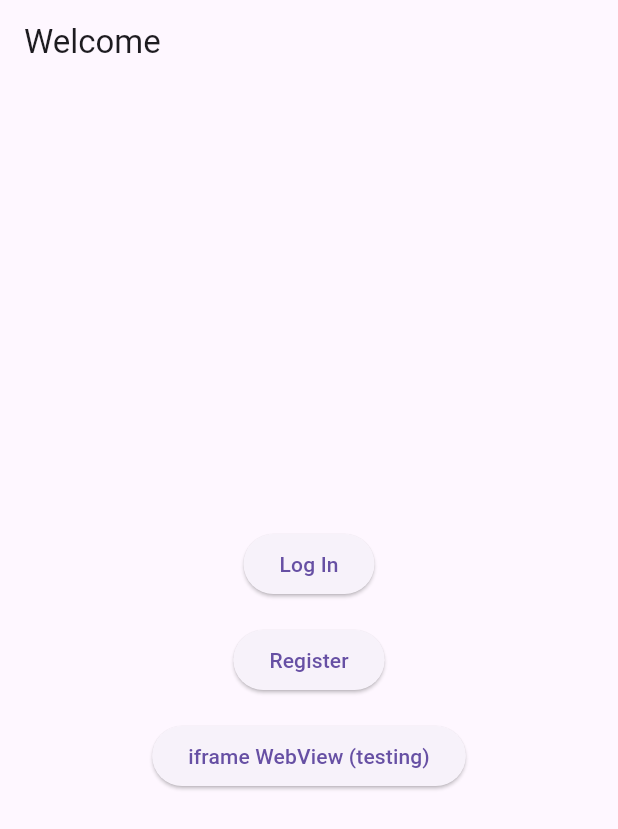
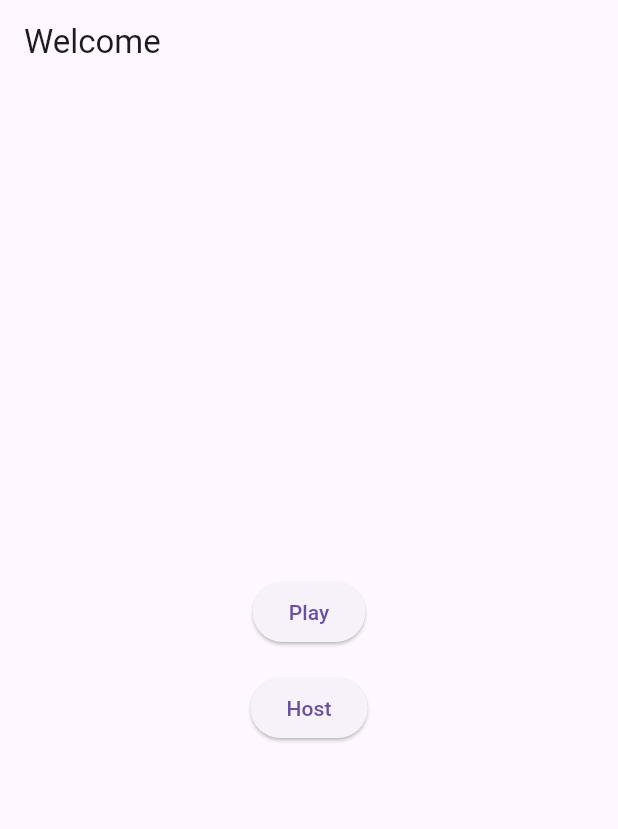
Before and after one commit to Salmoness/large-project, a Flutter app: the screen it shows after launch, on a phone screen of 412 x 824 dp. Shown: the top 829 px of the screen. Run offline on Flutter 3.47's test engine with Material 3 defaults, Android fonts, the light colour scheme and no system bars; our stand-ins replace shared_preferences.

Commit message:
update readme, update mobile app

```diff
--- /dev/null
+++ b/mobile/lib/index_page.dart
@@ -0,0 +1,26 @@
+import 'package:flutter/material.dart';
+
+class IndexPage extends StatelessWidget {
+  @override
+  Widget build(BuildContext context) {
+    return Scaffold(
+      appBar: AppBar(title: Text('Welcome')),
+      body: Center(
+        child: Column(
+          mainAxisAlignment: MainAxisAlignment.center,
+          children: [
+            ElevatedButton(
+              child: Text('Play'),
+              onPressed: () => Navigator.pushNamed(context, '/play'),
+            ),
+            SizedBox(height: 16),
+            ElevatedButton(
+              child: Text('Host'),
+              onPressed: () => Navigator.pushNamed(context, '/host'),
+            ),
+          ],
+        ),
+      ),
+    );
+  }
+}
--- a/mobile/lib/landing.dart
+++ /dev/null
@@ -1,32 +0,0 @@
-import 'package:flutter/material.dart';
-
-class LandingPage extends StatelessWidget {
-  @override
-  Widget build(BuildContext context) {
-    return Scaffold(
-      appBar: AppBar(title: Text('Welcome')),
-      body: Center(
-        child: Column(
-          mainAxisAlignment: MainAxisAlignment.center,
-          children: [
-            ElevatedButton(
-              child: Text('Log In'),
-              onPressed: () => Navigator.pushNamed(context, '/login'),
-            ),
-            SizedBox(height: 16),
-            ElevatedButton(
-              child: Text('Register'),
-              onPressed: () => Navigator.pushNamed(context, '/register'),
-            ),
-
-            SizedBox(height: 16),
-            ElevatedButton(
-              child: Text('iframe WebView (testing)'),
-              onPressed: () => Navigator.pushNamed(context, '/webview'),
-            ),
-          ],
-        ),
-      ),
-    );
-  }
-}
--- a/mobile/lib/main.dart
+++ b/mobile/lib/main.dart
@@ -1,7 +1,9 @@
 import 'package:flutter/material.dart';
-import 'landing.dart';
-import 'login.dart';
-import 'register.dart';
+import 'index_page.dart';
+import 'login_page.dart';
+import 'register_page.dart';
+import 'host_page.dart';
+import 'play_page.dart';
 
 void main() => runApp(MyApp());
 
@@ -9,10 +11,12 @@ class MyApp extends StatelessWidget {
   @override
   Widget build(BuildContext context) {
     return MaterialApp(
-      title: 'My Flutter App',
+      title: 'Trivia Game Mobile Application',
       initialRoute: '/',
       routes: {
-        '/': (context) => LandingPage(),
+        '/': (context) => IndexPage(),
+        '/play': (context) => PlayPage(),
+        '/host': (context) => HostPage(),
         '/login': (context) => LoginPage(),
         '/register': (context) => RegisterPage(),
       },
--- a/mobile/pubspec.yaml
+++ b/mobile/pubspec.yaml
@@ -35,6 +35,7 @@ dependencies:
   # Use with the CupertinoIcons class for iOS style icons.
   cupertino_icons: ^1.0.8
   http: ^1.4.0
+  shared_preferences: ^2.5.3
 
 dev_dependencies:
   flutter_test:
```
Also changed, not shown: mobile/lib/auth_required_page.dart (added, +44 -0 lines), mobile/lib/host_page.dart (added, +27 -0 lines), mobile/lib/jwt_utils.dart (added, +25 -0 lines), mobile/lib/login_page.dart (renamed from mobile/lib/login.dart, +22 -4 lines), mobile/lib/play_page.dart (added, +20 -0 lines), mobile/lib/register_page.dart (renamed from mobile/lib/register.dart, +22 -4 lines), mobile/pubspec.lock, 2 other files.
